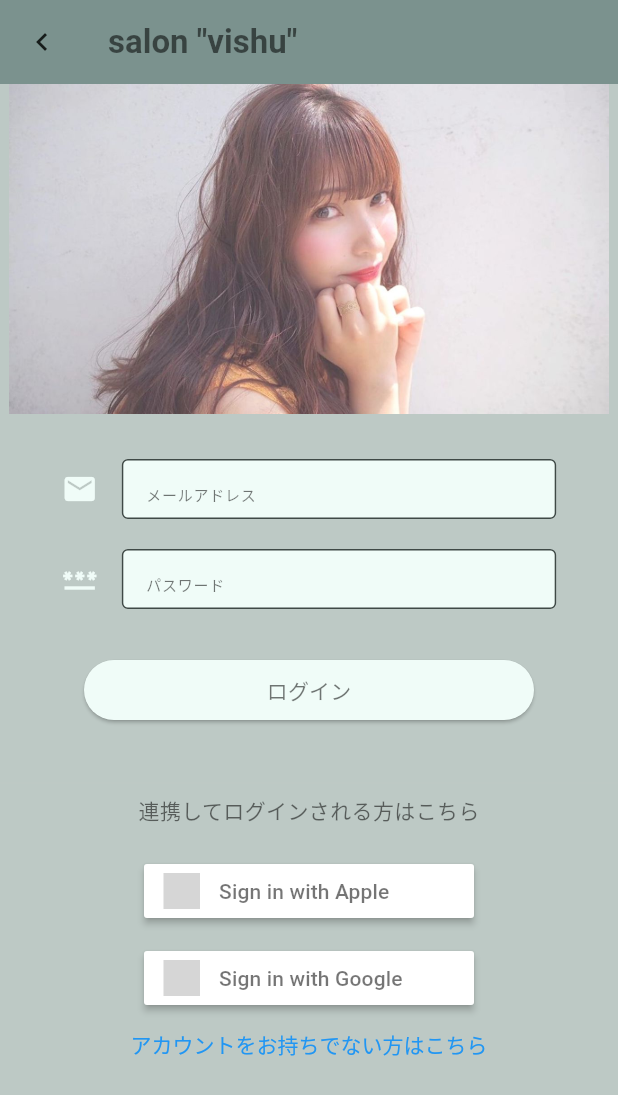
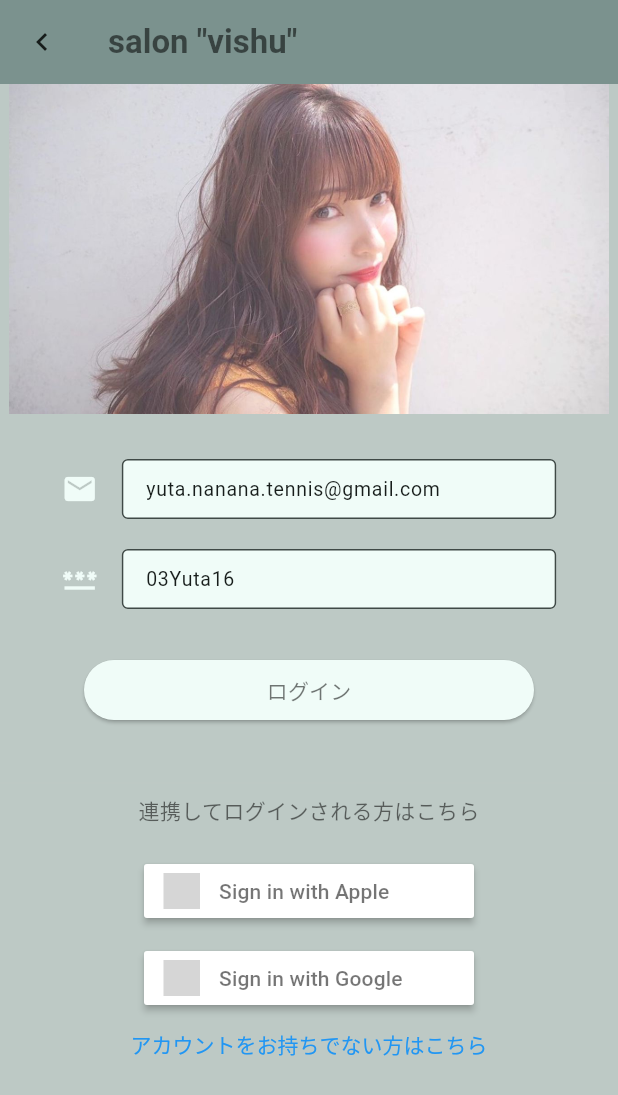
Before and after one commit to fiveprogram/saon_vishu, a Flutter app: the SignInPage screen opened directly, after a tap on "ログイン", on a phone screen of 412 x 824 dp. Shown: the top 1095 px of the screen. Run offline on Flutter 3.47's test engine with Material 2 defaults, Android fonts, the phone set to English and light mode, and no system bars; our stand-ins replace cloud_firestore, firebase_auth, firebase_core, flutter_datetime_picker, flutter_signin_button, hexcolor; accounts and stored records are empty; network calls fail; grey boxes are pictures that could not be loaded.

```diff
--- a/lib/river_pods/river_pod.dart
+++ /dev/null
@@ -1,14 +0,0 @@
-import 'package:flutter_riverpod/flutter_riverpod.dart';
-import 'package:salon_vishu/domain/is_loading.dart';
-import 'package:salon_vishu/menu/menu_model.dart';
-import 'package:salon_vishu/sign_up/sign_up_model.dart';
-
-import '../sign_in/sign_in_model.dart';
-
-final signInModelProvider = ChangeNotifierProvider((ref) => SignInModel());
-
-final signUpModelProvider = ChangeNotifierProvider((ref) => SignUpModel());
-
-final menuPageProvider = ChangeNotifierProvider((ref) => MenuModel());
-
-final loadingProvider = StateProvider((ref) => IsLoading());
--- a/lib/sign_in/sign_in_model.dart
+++ b/lib/sign_in/sign_in_model.dart
@@ -3,11 +3,28 @@ import 'package:flutter/cupertino.dart';
 import 'package:flutter/material.dart';
 
 class SignInModel extends ChangeNotifier {
-  final emailController = TextEditingController();
-  final passController = TextEditingController();
+  final emailController =
+      TextEditingController(text: 'yuta.nanana.tennis@gmail.com');
+  final passController = TextEditingController(text: '03Yuta16');
+
+  bool isLoading = false;
+
+  void startLoading() {
+    isLoading = true;
+    notifyListeners();
+  }
+
+  void endLoading() {
+    isLoading = false;
+    notifyListeners();
+  }
 
   ///signInMethod
   Future<void> signInTransition(BuildContext context) async {
+    startLoading();
+    print(isLoading);
+    notifyListeners();
+
     try {
       //authエラーハンドリング
       if (emailController.text.isEmpty || passController.text.isEmpty) {
@@ -41,6 +58,9 @@ class SignInModel extends ChangeNotifier {
       } else if (e.code == 'user-disabled') {
         ScaffoldMessenger.of(context).showSnackBar(snackBar);
       }
+    } finally {
+      endLoading();
+      print(isLoading);
     }
   }
 }
--- a/lib/sign_in/sign_in_page.dart
+++ b/lib/sign_in/sign_in_page.dart
@@ -1,27 +1,34 @@
 import 'package:flutter/cupertino.dart';
 import 'package:flutter/gestures.dart';
 import 'package:flutter/material.dart';
-import 'package:flutter_riverpod/flutter_riverpod.dart';
 import 'package:flutter_signin_button/button_list.dart';
 import 'package:flutter_signin_button/button_view.dart';
 import 'package:hexcolor/hexcolor.dart';
+import 'package:provider/provider.dart';
+import 'package:salon_vishu/sign_in/sign_in_model.dart';
 import 'package:salon_vishu/widget/appBar.dart';
 
-import '../river_pods/river_pod.dart';
 import '../sign_up/sign_up_page.dart';
 import '../widget/auth_form_field.dart';
 
-class SignInPage extends ConsumerWidget {
+class SignInPage extends StatefulWidget {
   const SignInPage({Key? key}) : super(key: key);
 
   @override
-  Widget build(BuildContext context, WidgetRef ref) {
+  State<SignInPage> createState() => _SignInPageState();
+}
+
+class _SignInPageState extends State<SignInPage> {
+  @override
+  Widget build(BuildContext context) {
     final width = MediaQuery.of(context).size.width;
-    final model = ref.watch(signInModelProvider.notifier);
 
     return Scaffold(
       appBar: vishuAppBar(appBarTitle: 'salon "vishu"'),
-      body: Column(
+      body: Consumer<SignInModel>(builder: (context, model, child) {
+        return Stack(
+          children: [
+            Column(
               children: [
                 vishuImage(width),
                 const SizedBox(height: 30),
@@ -41,7 +48,7 @@ class SignInPage extends ConsumerWidget {
                     isPicker: false,
                     width: width,
                     signInModel: model,
-              textEditingController: model.emailController,
+                    textEditingController: model.passController,
                     icon: Icons.password,
                     hintText: 'パスワード'),
                 const SizedBox(height: 30),
@@ -51,7 +58,9 @@ class SignInPage extends ConsumerWidget {
                       style: ElevatedButton.styleFrom(
                           backgroundColor: HexColor('#f0fcf8'),
                           foregroundColor: Colors.black54),
-                onPressed: () {},
+                      onPressed: () {
+                        model.signInTransition(context);
+                      },
                       child: const Text('ログイン')),
                 ),
                 const SizedBox(height: 30),
@@ -80,6 +89,16 @@ class SignInPage extends ConsumerWidget {
                 ),
               ],
             ),
+            if (model.isLoading)
+              Container(
+                color: Colors.black54,
+                child: const Center(
+                  child: CircularProgressIndicator(),
+                ),
+              )
+          ],
+        );
+      }),
     );
   }
 }
--- a/lib/widget/auth_form_field.dart
+++ b/lib/widget/auth_form_field.dart
@@ -39,6 +39,7 @@ class _AuthFormFieldState extends State<AuthFormField> {
       height: 40,
       width: widget.width * 0.8,
       child: TextFormField(
+        style: const TextStyle(fontSize: 13),
         obscureText: widget.isVisivilly,
         controller: widget.textEditingController,
         onTap: widget.isPicker
@@ -56,7 +57,6 @@ class _AuthFormFieldState extends State<AuthFormField> {
                     setState(() {
                       widget.isVisivilly = !widget.isVisivilly;
                     });
-                    print(widget.isVisivilly);
                   })
               : null,
           filled: true,
--- a/pubspec.yaml
+++ b/pubspec.yaml
@@ -37,12 +37,12 @@ dependencies:
   # Use with the CupertinoIcons class for iOS style icons.
   cupertino_icons: ^1.0.2
   flutter_signin_button: ^2.0.0
-  flutter_riverpod: ^2.1.1
   firebase_core: ^2.4.0
   firebase_auth: ^4.2.0
   cloud_firestore: ^4.2.0
   hexcolor: ^3.0.1
   flutter_datetime_picker: ^1.5.1
+  provider: ^6.0.5
 
   intl: ^0.17.0
 
```
Also changed, not shown: lib/add_page.dart (added, +39 -0 lines), lib/domain/is_loading.dart (deleted, +0 -11 lines), lib/domain/menu.dart (+17 -11 lines), lib/main.dart (+13 -4 lines), lib/menu/menu_page.dart (+10 -11 lines), lib/sign_up/sign_up_model.dart (+16 -11 lines), lib/sign_up/sign_up_page.dart (+20 -13 lines), pubspec.lock. Lines whose indentation alone changed are shown as unchanged.
